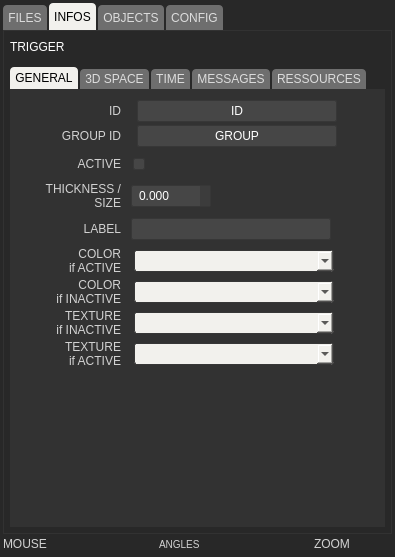
The window that gui/uiinspector.ui (buzzinglight/IanniX) describes before a commit, drawn with Qt 5.
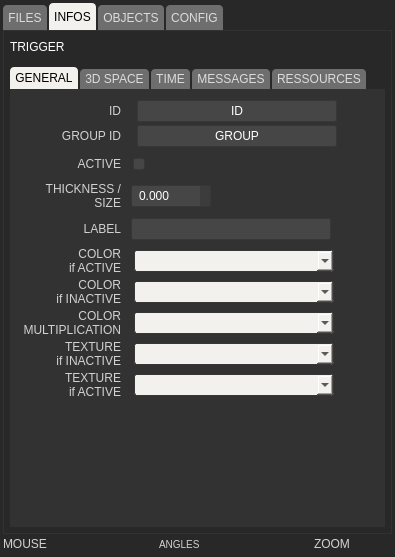
The same window after the commit. The open tabs and pages were chosen to show the change. Icons and pictures are not drawn. Custom widgets are drawn as their Qt base class.

```diff
--- a/gui/uiinspector.ui
+++ b/gui/uiinspector.ui
@@ -952,6 +952,85 @@
                    </item>
                   </layout>
                  </item>
+                 <item>
+                  <layout class="QHBoxLayout" name="horizontalLayout_33">
+                   <property name="spacing">
+                    <number>10</number>
+                   </property>
+                   <item>
+                    <widget class="QLabel" name="colorLabelMultiply">
+                     <property name="minimumSize">
+                      <size>
+                       <width>100</width>
+                       <height>20</height>
+                      </size>
+                     </property>
+                     <property name="maximumSize">
+                      <size>
+                       <width>100</width>
+                       <height>16777215</height>
+                      </size>
+                     </property>
+                     <property name="text">
+                      <string>COLOR
+MULTIPLICATION</string>
+                     </property>
+                     <property name="alignment">
+                      <set>Qt::AlignRight|Qt::AlignTrailing|Qt::AlignVCenter</set>
+                     </property>
+                     <property name="wordWrap">
+                      <bool>true</bool>
+                     </property>
+                     <property name="buddy">
+                      <cstring>colorCombo1</cstring>
+                     </property>
+                    </widget>
+                   </item>
+                   <item>
+                    <widget class="QComboBox" name="colorComboMultiply">
+                     <property name="minimumSize">
+                      <size>
+                       <width>203</width>
+                       <height>22</height>
+                      </size>
+                     </property>
+                     <property name="maximumSize">
+                      <size>
+                       <width>203</width>
+                       <height>16777215</height>
+                      </size>
+                     </property>
+                     <property name="toolTip">
+                      <string>Multiplies the color of objects by an other color in the palette or a custom color</string>
+                     </property>
+                     <property name="styleSheet">
+                      <string notr="true">QComboBox QAbstractItemView {
+	min-height: 100px;
+}</string>
+                     </property>
+                     <property name="editable">
+                      <bool>true</bool>
+                     </property>
+                     <property name="sizeAdjustPolicy">
+                      <enum>QComboBox::AdjustToContents</enum>
+                     </property>
+                    </widget>
+                   </item>
+                   <item>
+                    <spacer name="horizontalSpacer_21">
+                     <property name="orientation">
+                      <enum>Qt::Horizontal</enum>
+                     </property>
+                     <property name="sizeHint" stdset="0">
+                      <size>
+                       <width>40</width>
+                       <height>1</height>
+                      </size>
+                     </property>
+                    </spacer>
+                   </item>
+                  </layout>
+                 </item>
                  <item>
                   <layout class="QHBoxLayout" name="horizontalLayout_35">
                    <property name="spacing">
```
Left out of the diff: 280 changed lines with no effect on the pictures.
